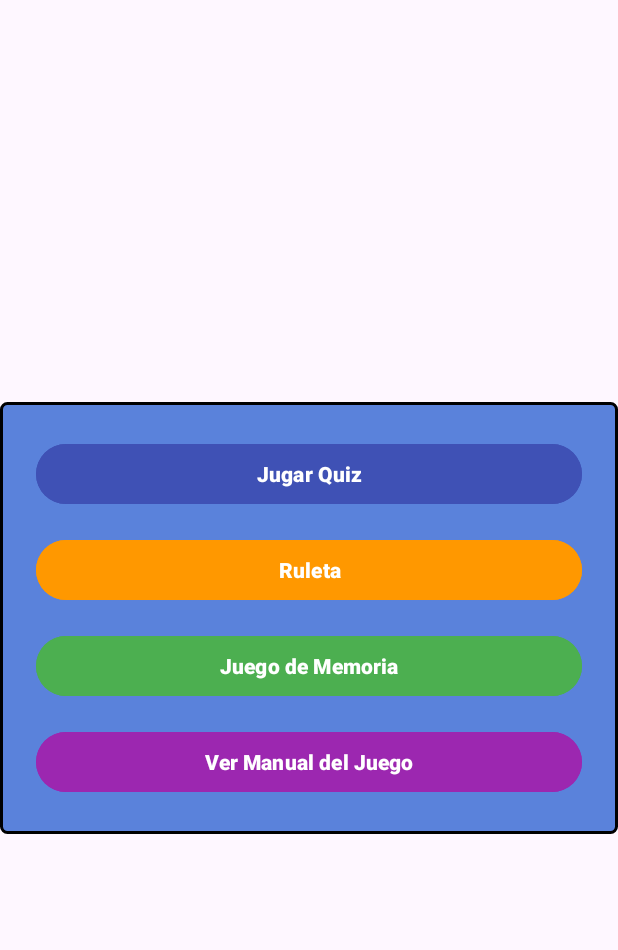
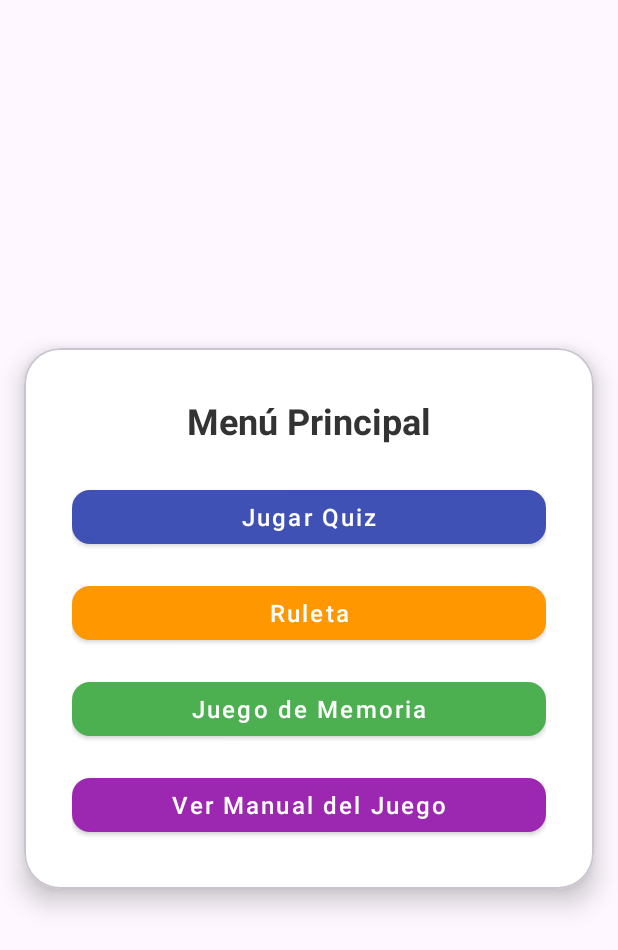
Before and after one commit to Mgsk8/QuizUpX, an Android app: the screen it shows after launch (MainActivity), on a phone screen of 412 x 824 dp. Shown: the top 950 px of the screen. Run offline under Robolectric (Android 15) with nearby library versions, the phone set to English and light mode, and no system bars; Roboto replaces fonts that are not available here.

Commit message:
Cambios de Bedoya

```diff
--- a/app/build.gradle.kts
+++ b/app/build.gradle.kts
@@ -43,6 +43,7 @@ dependencies {
     androidTestImplementation(libs.espresso.core)
     implementation ("androidx.room:room-runtime:2.6.1")
     annotationProcessor ("androidx.room:room-compiler:2.6.1")
+    implementation ("com.google.android.material:material:1.11.0")
 
     implementation ("androidx.room:room-ktx:2.6.1")
 
--- a/app/src/main/res/layout/activity_main.xml
+++ b/app/src/main/res/layout/activity_main.xml
@@ -8,56 +8,87 @@
     tools:context=".MainActivity"
     android:padding="24dp">
 
-    <LinearLayout
+    <com.google.android.material.card.MaterialCardView
         android:layout_width="0dp"
         android:layout_height="wrap_content"
-        android:orientation="vertical"
-        android:gravity="center"
-        android:background="@drawable/border"
-        android:padding="24dp"
+        android:layout_margin="16dp"
+        app:cardCornerRadius="24dp"
+        app:cardElevation="10dp"
+        app:cardBackgroundColor="@android:color/white"
         app:layout_constraintTop_toTopOf="parent"
         app:layout_constraintBottom_toBottomOf="parent"
         app:layout_constraintStart_toStartOf="parent"
         app:layout_constraintEnd_toEndOf="parent">
 
-        <Button
+        <LinearLayout
+            android:layout_width="match_parent"
+            android:layout_height="wrap_content"
+            android:orientation="vertical"
+            android:padding="32dp"
+            android:gravity="center">
+
+            <TextView
+                android:id="@+id/tvTitulo"
+                android:layout_width="wrap_content"
+                android:layout_height="wrap_content"
+                android:text="Menú Principal"
+                android:textSize="24sp"
+                android:textStyle="bold"
+                android:textColor="#333333"
+                android:layout_marginBottom="24dp" />
+
+            <com.google.android.material.button.MaterialButton
                 android:id="@+id/btnMenuQuiz"
+                style="@style/Widget.MaterialComponents.Button"
                 android:layout_width="match_parent"
                 android:layout_height="wrap_content"
                 android:text="Jugar Quiz"
-            android:textStyle="bold"
-            android:backgroundTint="#3F51B5"
-            android:textColor="#FFFFFF"
-            android:layout_marginBottom="16dp"/>
+                android:textAllCaps="false"
+                android:textSize="16sp"
+                android:layout_marginBottom="16dp"
+                app:cornerRadius="12dp"
+                app:backgroundTint="#3F51B5"
+                android:textColor="#FFFFFF" />
 
-        <Button
+            <com.google.android.material.button.MaterialButton
                 android:id="@+id/btnRuleta"
+                style="@style/Widget.MaterialComponents.Button"
                 android:layout_width="match_parent"
                 android:layout_height="wrap_content"
                 android:text="Ruleta"
-            android:textStyle="bold"
-            android:backgroundTint="#FF9800"
-            android:textColor="#FFFFFF"
-            android:layout_marginBottom="16dp"/>
+                android:textAllCaps="false"
+                android:textSize="16sp"
+                android:layout_marginBottom="16dp"
+                app:cornerRadius="12dp"
+                app:backgroundTint="#FF9800"
+                android:textColor="#FFFFFF" />
 
-        <Button
+            <com.google.android.material.button.MaterialButton
                 android:id="@+id/btnMemoria"
+                style="@style/Widget.MaterialComponents.Button"
                 android:layout_width="match_parent"
                 android:layout_height="wrap_content"
                 android:text="Juego de Memoria"
-            android:textStyle="bold"
-            android:backgroundTint="#4CAF50"
-            android:textColor="#FFFFFF"
-            android:layout_marginBottom="16dp"/>
+                android:textAllCaps="false"
+                android:textSize="16sp"
+                android:layout_marginBottom="16dp"
+                app:cornerRadius="12dp"
+                app:backgroundTint="#4CAF50"
+                android:textColor="#FFFFFF" />
 
-        <Button
+            <com.google.android.material.button.MaterialButton
                 android:id="@+id/btnManual"
+                style="@style/Widget.MaterialComponents.Button"
                 android:layout_width="match_parent"
                 android:layout_height="wrap_content"
                 android:text="Ver Manual del Juego"
-            android:textStyle="bold"
-            android:backgroundTint="#9C27B0"
+                android:textAllCaps="false"
+                android:textSize="16sp"
+                app:cornerRadius="12dp"
+                app:backgroundTint="#9C27B0"
                 android:textColor="#FFFFFF" />
+
         </LinearLayout>
+    </com.google.android.material.card.MaterialCardView>
 
 </androidx.constraintlayout.widget.ConstraintLayout>
```
Lines whose indentation alone changed are shown as unchanged.
